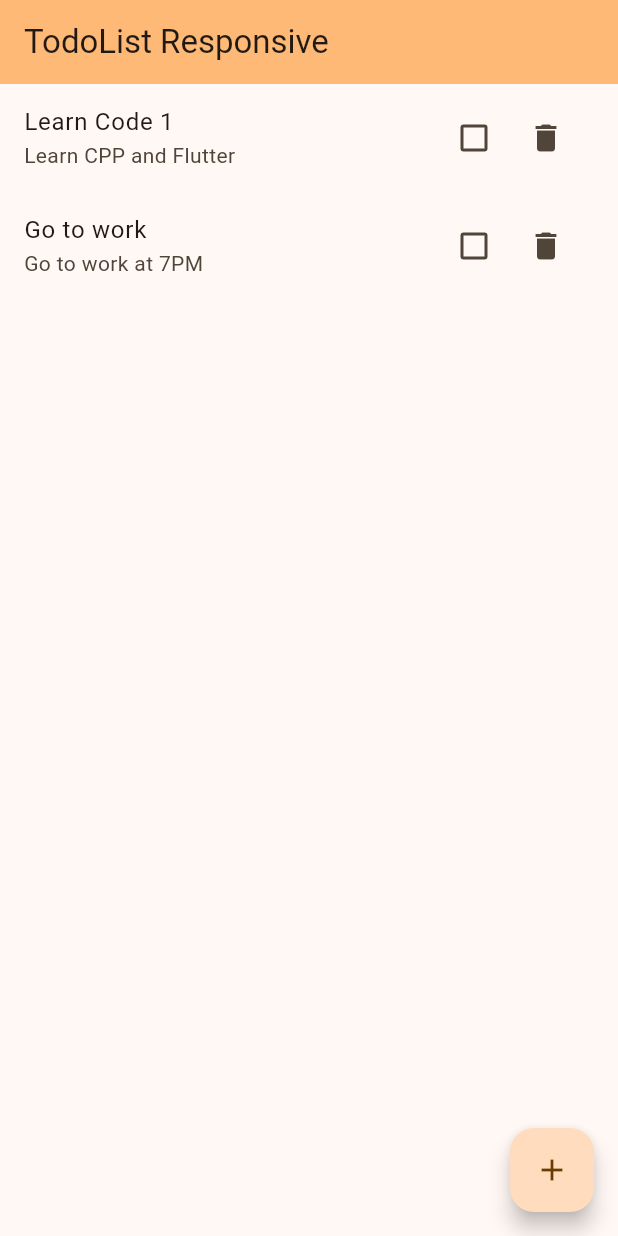
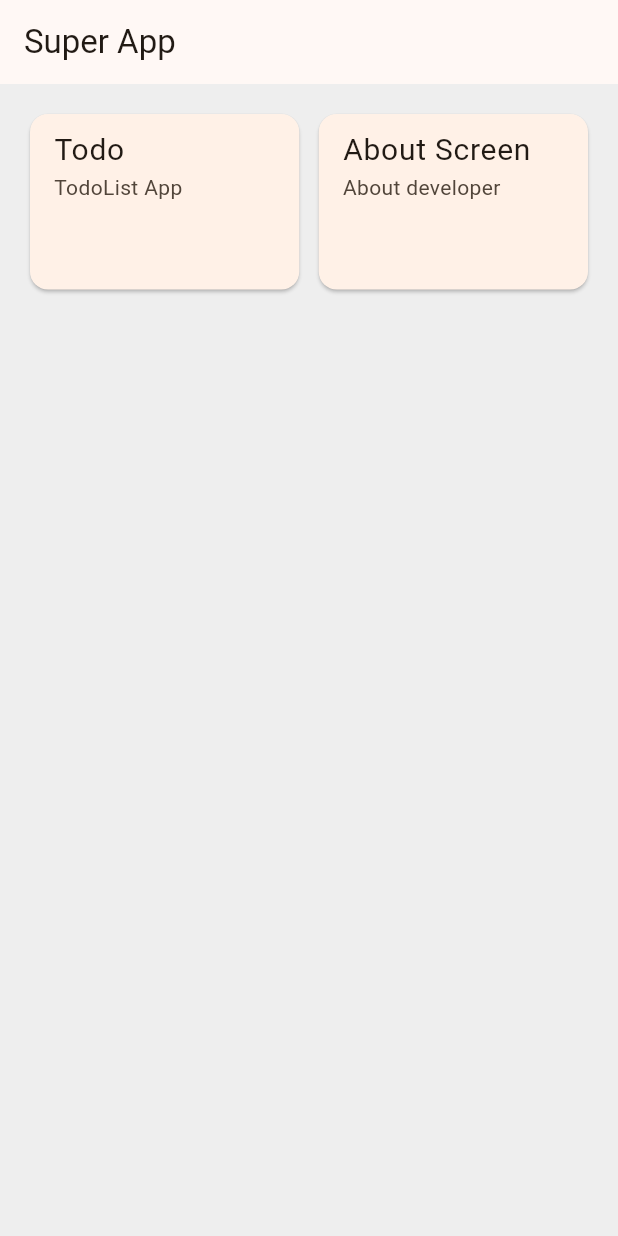
Before and after one commit to feyroozecode/todo-clean-app, a Flutter app: the screen it shows after launch, on a phone screen of 412 x 824 dp. Run offline on Flutter 3.47's test engine with Material 3 defaults, Android fonts, the phone set to English and light mode, and no system bars.

Commit message:
adding new screen

```diff
--- a/lib/main.dart
+++ b/lib/main.dart
@@ -1,5 +1,6 @@
 import 'package:flutter/material.dart';
-import 'screens/home_page.dart';
+import 'package:todolistapp/screens/home_screen.dart';
+import 'package:todolistapp/screens/todo_screen.dart';
 
 // lancement de l'app -> Dart lance l'application Flutter
 void main() => runApp(const App());
@@ -11,12 +12,13 @@ class App extends StatelessWidget {
   @override
   Widget build(BuildContext context) {
     return MaterialApp(
+      debugShowCheckedModeBanner: false,
       title: 'TodoList',
       theme: ThemeData(
         colorScheme: ColorScheme.fromSeed(seedColor: Colors.orange),
         useMaterial3: true,
       ),
-      home: const MyHomePage2(title: 'TodoList Responsive'),
+      home: const HomeScreen(),
     );
   }
 }
--- /dev/null
+++ b/lib/models/dashboard_item.dart
@@ -0,0 +1,14 @@
+
+import 'package:flutter/material.dart';
+
+class DashboardItem {
+  final String title;
+  final String? description;
+  final Widget destination;
+
+  DashboardItem({
+    required this.title,
+    this.description,
+    required this.destination,
+  });
+}
--- /dev/null
+++ b/lib/screens/about_screen.dart
@@ -0,0 +1,22 @@
+import 'package:flutter/material.dart';
+
+class AboutScreen extends StatefulWidget {
+  const AboutScreen({super.key});
+
+  @override
+  State<AboutScreen> createState() => _AboutScreenState();
+}
+
+class _AboutScreenState extends State<AboutScreen> {
+  @override
+  Widget build(BuildContext context) {
+    return Scaffold(
+      appBar: AppBar(
+        title: const Text('About'),
+      ),
+      body: const Center(
+        child: Text('About Screen'),
+      ),
+    );
+  }
+}
--- /dev/null
+++ b/lib/screens/home_screen.dart
@@ -0,0 +1,67 @@
+
+import 'package:flutter/material.dart';
+import 'package:todolistapp/screens/todo_screen.dart';
+
+import '../models/dashboard_item.dart';
+
+class HomeScreen extends StatefulWidget {
+  const HomeScreen({super.key});
+
+  @override
+  State<HomeScreen> createState() => _HomeScreenState();
+}
+
+class _HomeScreenState extends State<HomeScreen> {
+
+  List<DashboardItem> dashboardItems = [
+    DashboardItem(
+      title: 'Todo',
+      description: 'TodoList App ',
+      destination: const TodoScreen(),
+    ),
+    DashboardItem(
+      title: 'About Screen',
+      description: 'About developer',
+      destination: const Placeholder(),
+    ),
+
+  ];
+
+  @override
+  Widget build(BuildContext context) {
+    return Scaffold(
+      appBar: AppBar(
+        title: const Text('Super App'),
+      ),
+      body:  Container(
+        padding: const EdgeInsets.all(16),
+        color: Colors.grey.shade200,
+        child: GridView.builder(
+          gridDelegate: const SliverGridDelegateWithFixedCrossAxisCount(
+            crossAxisCount: 2,
+            childAspectRatio: 3 / 2,
+            crossAxisSpacing: 5,
+            mainAxisSpacing: 5,
+          ),
+          itemCount: dashboardItems.length,
+          itemBuilder: (context, index) {
+            return GestureDetector(
+              onTap:(){
+                Navigator.push(
+                  context,
+                  MaterialPageRoute(builder: (context) => dashboardItems[index].destination)
+                );
+              }  ,
+              child:Card(
+              child: ListTile(
+                title: Text(dashboardItems[index].title, style: const TextStyle(fontSize: 20),),
+                subtitle: Text(dashboardItems[index].description ?? ''),
+              ),
+            ),
+            );
+          },
+        )
+      )
+    );
+  }
+}
--- a/lib/screens/home_page.dart
+++ b/lib/screens/todo_screen.dart
@@ -3,15 +3,14 @@ import 'package:flutter/material.dart';
 import '../models/task.dart';
 import '../widgets/add_dialog_widget.dart';
 
-class MyHomePage2 extends StatefulWidget {
-  const MyHomePage2({super.key, required this.title});
-  final String title;
+class TodoScreen extends StatefulWidget {
+  const TodoScreen({super.key,});
 
   @override
-  State<MyHomePage2> createState() => _MyHomePageState();
+  State<TodoScreen> createState() => _TodoScreenState();
 }
 
-class _MyHomePageState extends State<MyHomePage2> {
+class _TodoScreenState extends State<TodoScreen> {
   final _titleController = TextEditingController();
   final _descriptionController = TextEditingController();
 
@@ -51,7 +50,7 @@ class _MyHomePageState extends State<MyHomePage2> {
     return Scaffold(
       appBar: AppBar(
         backgroundColor: Theme.of(context).colorScheme.inversePrimary,
-        title: Text(widget.title),
+        title: const Text("Todo"),
       ),
       body: screenWidth > 600 ? _buildGrid() : _buildList(),
       floatingActionButton: FloatingActionButton(
@@ -99,10 +98,7 @@ class _MyHomePageState extends State<MyHomePage2> {
     return ListTile(
       title: Text(task.title),
       subtitle: Text(task.description ?? ''),
-      trailing: Row(
-        mainAxisSize: MainAxisSize.min,
-        children: [
-          Checkbox(
+      leading: Checkbox(
         value: task.isDone,
         onChanged: (value) {
           setState(() {
@@ -110,11 +106,9 @@ class _MyHomePageState extends State<MyHomePage2> {
           });
         },
       ),
-          IconButton(
+      trailing: IconButton(
         onPressed: () => removeTask(task),
         icon: const Icon(Icons.delete),
-          ),
-        ],
       ),
     );
   }
```
Lines whose indentation alone changed are shown as unchanged.
